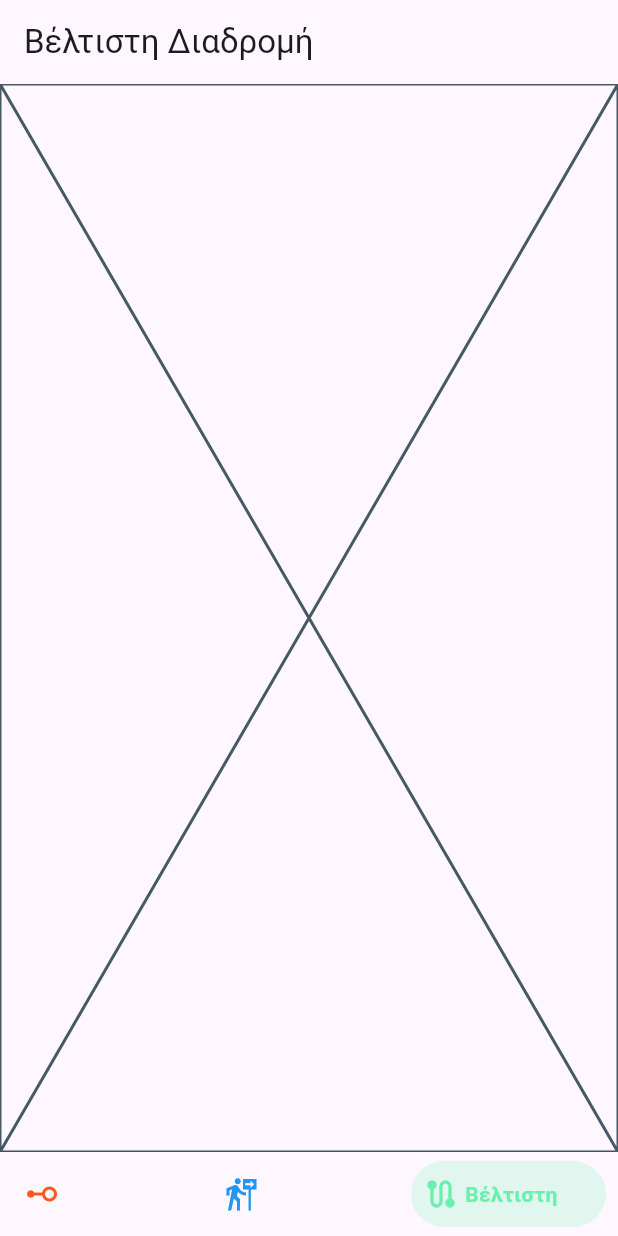
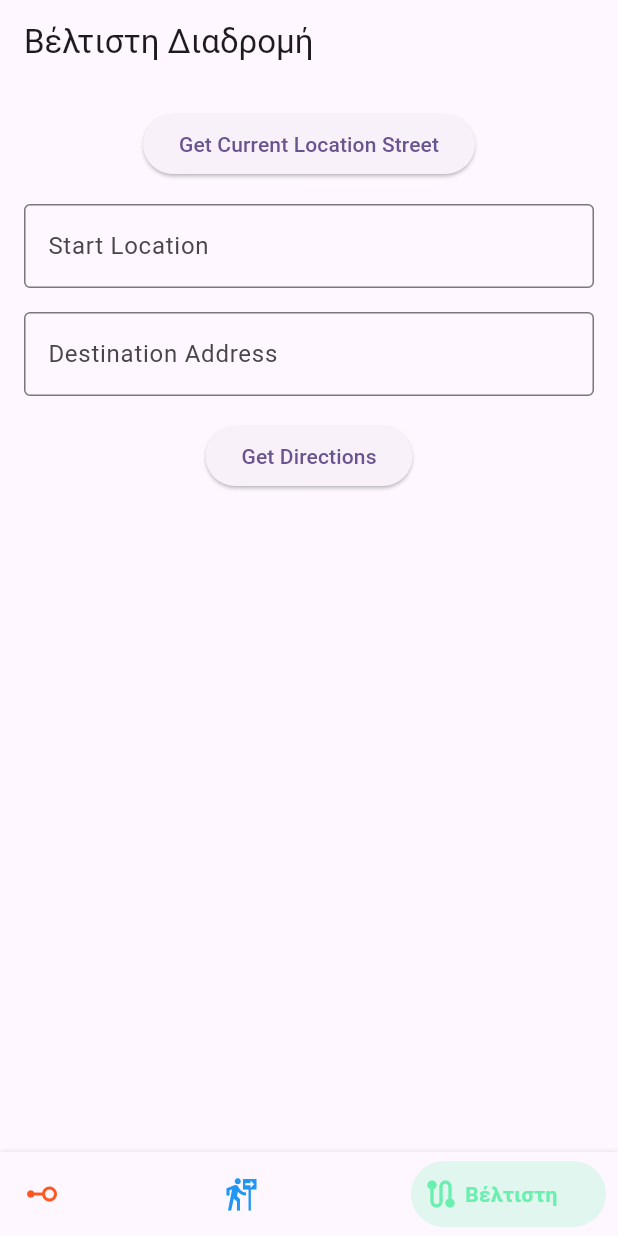
Before and after one commit to orestislef/oasth-flutter, a Flutter app: the screen it shows after launch, item 3 of the bottom bar chosen, on a phone screen of 412 x 824 dp. Run offline on Flutter 3.47's test engine with Material 3 defaults, Android fonts, the phone set to English and light mode, and no system bars; drawn by our look-alikes of bottom_navy_bar; our stand-ins replace flutter_map, geocoding, geolocator, latlong2; network calls fail.

Commit message:
added best route

```diff
--- a/lib/screens/best_route_page.dart
+++ b/lib/screens/best_route_page.dart
@@ -1,10 +1,125 @@
 import 'package:flutter/material.dart';
+import 'package:geocoding/geocoding.dart';
+import 'package:geolocator/geolocator.dart';
+import 'package:url_launcher/url_launcher_string.dart';
 
-class BestRoutePage extends StatelessWidget {
+class BestRoutePage extends StatefulWidget {
   const BestRoutePage({super.key});
 
   @override
+  State<BestRoutePage> createState() => _BestRoutePageState();
+}
+
+class _BestRoutePageState extends State<BestRoutePage> {
+  final TextEditingController _destinationController = TextEditingController();
+  String _startLocation = '';
+  bool _loading = false;
+
+  @override
   Widget build(BuildContext context) {
-    return const Placeholder();
+    return Scaffold(
+      body: Padding(
+        padding: const EdgeInsets.all(16.0),
+        child: Column(
+          crossAxisAlignment: CrossAxisAlignment.center,
+          children: [
+            _loading
+                ? const CircularProgressIndicator.adaptive()
+                : ElevatedButton(
+                    onPressed: () {
+                      _getCurrentLocation();
+                    },
+                    child: const Text('Get Current Location Street'),
+                  ),
+            const SizedBox(height: 16.0),
+            TextField(
+              controller: TextEditingController(text: _startLocation),
+              decoration: const InputDecoration(
+                labelText: 'Start Location',
+                border: OutlineInputBorder(),
+              ),
+            ),
+            const SizedBox(height: 16.0),
+            TextField(
+              controller: _destinationController,
+              decoration: const InputDecoration(
+                labelText: 'Destination Address',
+                border: OutlineInputBorder(),
+              ),
+            ),
+            const SizedBox(height: 16.0),
+            ElevatedButton(
+              onPressed: () {
+                _launchMaps();
+              },
+              child: const Text('Get Directions'),
+            ),
+          ],
+        ),
+      ),
+    );
+  }
+
+  _getCurrentLocation() async {
+    setState(() {
+      _loading = true;
+    });
+
+    bool serviceEnabled = await Geolocator.isLocationServiceEnabled();
+    if (!serviceEnabled) {
+      setState(() {
+        _loading = false;
+      });
+      return;
+    } else {
+      await Geolocator.requestPermission();
+    }
+
+    // Check permission
+    LocationPermission permission = await Geolocator.checkPermission();
+    if (permission == LocationPermission.denied ||
+        permission == LocationPermission.deniedForever) {
+      setState(() {
+        _loading = false;
+      });
+      return;
+    }
+    Position position = await Geolocator.getCurrentPosition(
+        desiredAccuracy: LocationAccuracy.high);
+    List<Placemark> placemarks =
+        await placemarkFromCoordinates(position.latitude, position.longitude);
+
+    if (placemarks.isNotEmpty) {
+      setState(() {
+        _startLocation = '${placemarks[0].street},'
+                ' ${placemarks[0].locality},'
+                ' ${placemarks[0].postalCode},'
+                ' ${placemarks[0].country}'
+            .toString();
+        _loading = false;
+      });
+    } else {
+      setState(() {
+        _loading = false;
+      });
+    }
+  }
+
+  _launchMaps() async {
+    String startLocation = _startLocation;
+    String destination = _destinationController.text;
+    String googleMapsUrl =
+        'https://www.google.com/maps/dir/?api=1&origin=$startLocation&destination=$destination&travelmode=transit';
+    if (await canLaunchUrlString(googleMapsUrl)) {
+      await launchUrlString(googleMapsUrl);
+    } else {
+      throw 'Could not launch $googleMapsUrl';
+    }
+  }
+
+  @override
+  void dispose() {
+    _destinationController.dispose();
+    super.dispose();
   }
 }
--- a/pubspec.yaml
+++ b/pubspec.yaml
@@ -15,6 +15,9 @@ dependencies:
   flutter_map: ^6.1.0
   latlong2: ^0.9.0
   bottom_navy_bar: ^6.0.0
+  geolocator: ^11.0.0
+  geocoding: ^2.2.0
+  url_launcher: ^6.2.5
 
 dev_dependencies:
   flutter_test:
```
Also changed, not shown: pubspec.lock, 9 other files.
